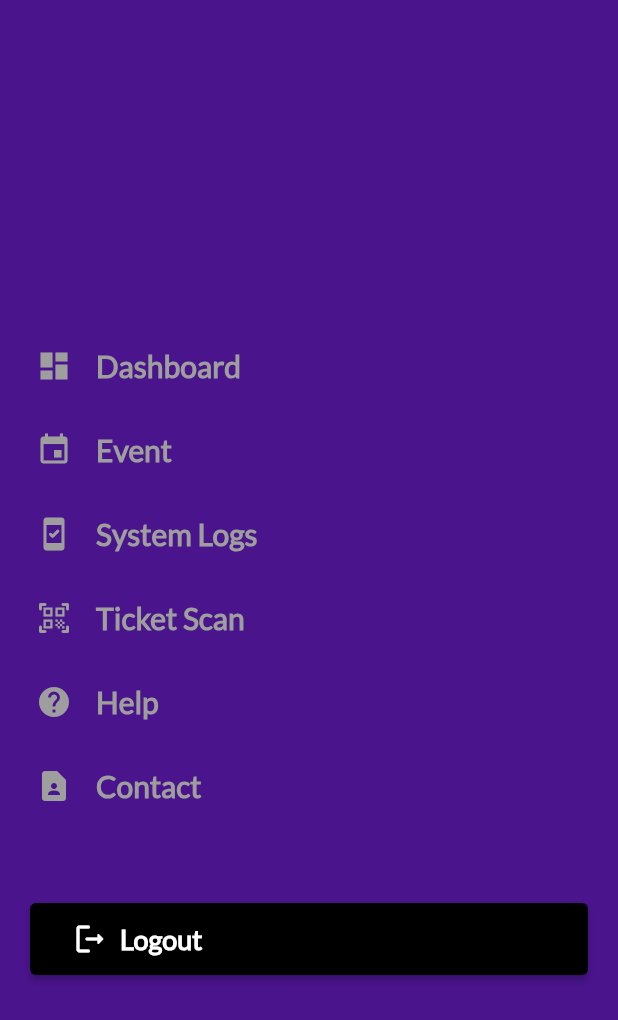
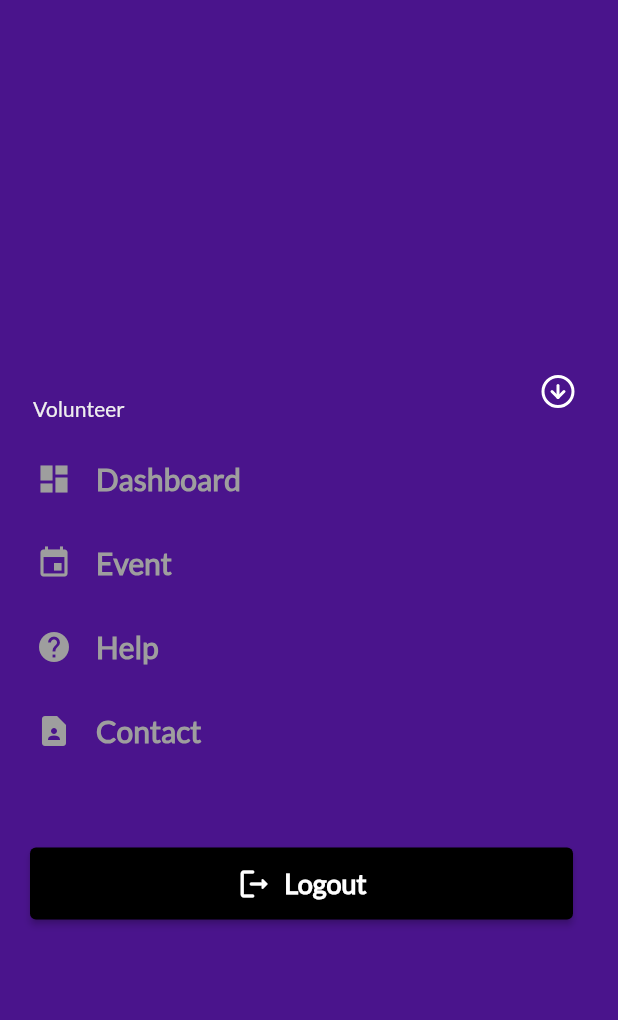
Before and after one commit to saptarshiweb/Tessarus, a Flutter app: the DrawerConstruct screen opened directly with empty values, on a phone screen of 412 x 824 dp. Shown: the top 1020 px of the screen. Run offline on Flutter 3.47's test engine with Material 2 defaults, Android fonts, the phone set to English and light mode, and no system bars; our stand-ins replace flutter_icons, flutter_zoom_drawer, shared_preferences; accounts and stored records are empty.

Commit message:
Major Changes

```diff
--- a/lib/screens/drawer/drawer_construct.dart
+++ b/lib/screens/drawer/drawer_construct.dart
@@ -2,9 +2,9 @@ import 'package:flutter/cupertino.dart';
 import 'package:flutter/material.dart';
 import 'package:shared_preferences/shared_preferences.dart';
 import 'package:tessarus_volunteer/color_constants.dart';
-import 'package:tessarus_volunteer/custom_widget/custom_text.dart';
 import 'package:tessarus_volunteer/models/drawer_model.dart';
 import 'package:tessarus_volunteer/screens/login_screen.dart';
+import 'package:flutter_icons/flutter_icons.dart';
 
 class DrawerItems {
   static const dashboard = DrawerItem('Dashboard', Icons.dashboard);
@@ -30,7 +30,7 @@ class DrawerConstruct extends StatelessWidget {
   int userlevel = 1;
   String username = '';
   String useremail = '';
-  getDetails() async {
+  Future getDetails() async {
     SharedPreferences prefs = await SharedPreferences.getInstance();
     // await prefs.setInt('userLevel', 2);
     final int? level = prefs.getInt("Level");
@@ -47,7 +47,6 @@ class DrawerConstruct extends StatelessWidget {
   DrawerConstruct(
       {Key? key, required this.currentItem, required this.onSelectedItem})
       : super(key: key);
-
   @override
   Widget build(BuildContext context) {
     return Scaffold(
@@ -61,11 +60,22 @@ class DrawerConstruct extends StatelessWidget {
               crossAxisAlignment: CrossAxisAlignment.start,
               children: [
                 const SizedBox(height: 20),
-                smbold(username),
-                ...DrawerItems.all.map(buildMenuItem).toList(),
+                Row(
+                  children: [
+                    Expanded(
+                      child: Padding(
+                        padding: const EdgeInsets.only(left: 20, right: 20),
+                        child: userLevelWidget(),
+                      ),
+                    ),
+                  ],
+                ),
+
+                screenSelect(),
+                // ...DrawerItems.adminAll.map(buildMenuItem).toList(),
                 const SizedBox(height: 50),
                 Padding(
-                  padding: const EdgeInsets.only(left: 20, right: 20),
+                  padding: const EdgeInsets.only(left: 20, right: 30),
                   child: ElevatedButton(
                       onPressed: () async {
                         Navigator.push(
@@ -83,6 +93,7 @@ class DrawerConstruct extends StatelessWidget {
                       child: Padding(
                         padding: const EdgeInsets.all(12.0),
                         child: Row(
+                          mainAxisAlignment: MainAxisAlignment.center,
                           children: const [
                             Icon(Icons.logout_rounded),
                             SizedBox(width: 8),
@@ -101,6 +112,110 @@ class DrawerConstruct extends StatelessWidget {
             ));
           }),
         ));
+  }
+
+  Widget userLevelWidget() {
+    String t = '';
+    if (userlevel == 4) {
+      t = 'Super Admin';
+    } else if (userlevel == 3) {
+      t = 'Admin';
+    } else if (userlevel == 2) {
+      t = 'Cashier';
+    } else {
+      t = 'Volunteer';
+    }
+    return Padding(
+      padding: const EdgeInsets.only(left: 2, right: 8, top: 10, bottom: 10),
+      child: Row(
+        children: [
+          Column(
+            crossAxisAlignment: CrossAxisAlignment.start,
+            children: [
+              Text(username,
+                  style: TextStyle(
+                      color: Colors.grey.shade200,
+                      fontSize: 19,
+                      fontWeight: FontWeight.bold)),
+              Text(
+                t,
+                style: TextStyle(color: Colors.grey.shade200, fontSize: 14),
+              ),
+            ],
+          ),
+          const Spacer(),
+          const Icon(
+            Feather.arrow_down_circle,
+            color: Colors.white,
+            size: 24,
+          )
+        ],
+      ),
+    );
+  }
+
+  Widget screenSelect() {
+    if (userlevel == 4) {
+      return superadminAll();
+    } else if (userlevel == 3) {
+      return adminAll();
+    } else if (userlevel == 2) {
+      return cashierAll();
+    } else {
+      return volunteerAll();
+    }
+  }
+
+  Widget superadminAll() {
+    return Column(
+      children: [
+        buildMenuItem(DrawerItems.dashboard),
+        buildMenuItem(DrawerItems.event),
+        buildMenuItem(DrawerItems.systemlogs),
+        buildMenuItem(DrawerItems.ticketscan),
+        buildMenuItem(DrawerItems.help),
+        buildMenuItem(DrawerItems.contact),
+      ],
+    );
+  }
+
+  Widget adminAll() {
+    return Column(
+      children: [
+        buildMenuItem(DrawerItems.dashboard),
+        buildMenuItem(DrawerItems.event),
+        buildMenuItem(DrawerItems.systemlogs),
+        buildMenuItem(DrawerItems.ticketscan),
+        buildMenuItem(DrawerItems.help),
+        buildMenuItem(DrawerItems.contact),
+      ],
+    );
+  }
+
+  Widget cashierAll() {
+    return Column(
+      children: [
+        buildMenuItem(DrawerItems.dashboard),
+        buildMenuItem(DrawerItems.event),
+        // buildMenuItem(DrawerItems.systemlogs),
+        buildMenuItem(DrawerItems.ticketscan),
+        buildMenuItem(DrawerItems.help),
+        buildMenuItem(DrawerItems.contact),
+      ],
+    );
+  }
+
+  Widget volunteerAll() {
+    return Column(
+      children: [
+        buildMenuItem(DrawerItems.dashboard),
+        buildMenuItem(DrawerItems.event),
+        // buildMenuItem(DrawerItems.systemlogs),
+        // buildMenuItem(DrawerItems.ticketscan),
+        buildMenuItem(DrawerItems.help),
+        buildMenuItem(DrawerItems.contact),
+      ],
+    );
   }
 
   Widget buildMenuItem(DrawerItem item) => ListTileTheme(
--- a/pubspec.yaml
+++ b/pubspec.yaml
@@ -38,6 +38,7 @@ dependencies:
   http: ^0.13.5
   shared_preferences: ^2.0.17
   flutter_zoom_drawer: ^3.0.3
+  flutter_icons: ^1.1.0
 
 dev_dependencies:
   flutter_test:
```
Also changed, not shown: lib/screens/drawer/drawer_main_screen.dart (+17 -8 lines), pubspec.lock.
